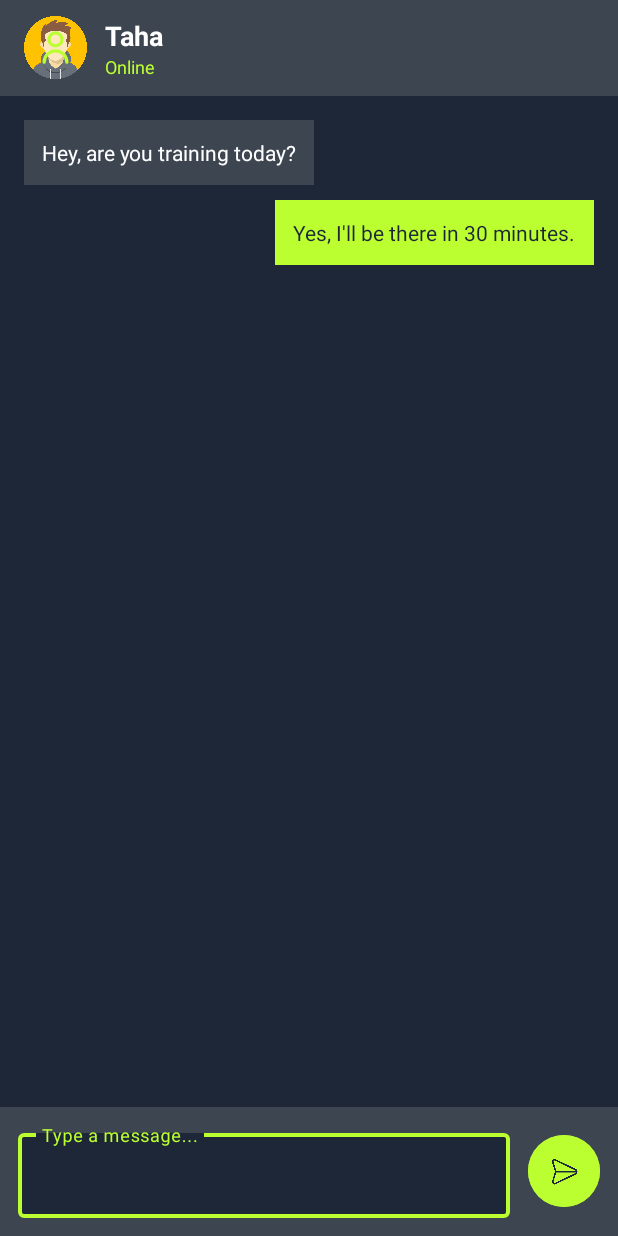
After one commit to m-belefqih/FitHub, an Android app: the layout fragment_chat_detail.xml on its own in the app's theme, with its tools: preview values and no code run, on a phone screen of 412 x 824 dp. The commit adds this screen. Run offline under Robolectric (Android 15) with nearby library versions, the phone set to English and light mode, and no system bars.

Commit message:
Add chat feature items

```diff
--- /dev/null
+++ b/app/src/main/res/layout/fragment_chat_detail.xml
@@ -0,0 +1,165 @@
+<?xml version="1.0" encoding="utf-8"?>
+<LinearLayout xmlns:android="http://schemas.android.com/apk/res/android"
+    xmlns:app="http://schemas.android.com/apk/res-auto"
+    xmlns:tools="http://schemas.android.com/tools"
+    android:layout_width="match_parent"
+    android:layout_height="match_parent"
+    android:orientation="vertical"
+    android:background="@color/black_primary"
+    tools:context=".fragment.ChatFragment">
+
+    <!-- Chat Header -->
+    <!-- Chat Header -->
+    <LinearLayout
+        android:layout_width="match_parent"
+        android:layout_height="64dp"
+        android:paddingHorizontal="16dp"
+        android:gravity="center_vertical"
+        android:orientation="horizontal"
+        android:background="@color/dark_surface_light">
+
+        <!-- Profile Image -->
+        <ImageView
+            android:id="@+id/imgChatUser"
+            android:layout_width="42dp"
+            android:layout_height="42dp"
+            android:src="@drawable/ic_user_24dp"
+            android:background="@drawable/userprofile"
+            android:padding="8dp"
+            android:contentDescription="Chat user photo"
+            app:tint="@color/primary" />
+
+        <!-- Name + Status -->
+        <LinearLayout
+            android:layout_width="wrap_content"
+            android:layout_height="wrap_content"
+            android:orientation="vertical"
+            android:layout_marginStart="12dp">
+
+            <TextView
+                android:id="@+id/tvChatUser"
+                android:layout_width="wrap_content"
+                android:layout_height="wrap_content"
+                android:text="Taha"
+                android:textColor="@color/white"
+                android:textSize="18sp"
+                android:textStyle="bold" />
+
+            <TextView
+                android:id="@+id/tvChatStatus"
+                android:layout_width="wrap_content"
+                android:layout_height="wrap_content"
+                android:text="Online"
+                android:textColor="@color/primary"
+                android:textSize="12sp" />
+        </LinearLayout>
+
+    </LinearLayout>
+
+
+    <!-- Messages Area -->
+    <ScrollView
+        android:id="@+id/chatScroll"
+        android:layout_width="match_parent"
+        android:layout_height="0dp"
+        android:layout_weight="1"
+        android:padding="16dp"
+        android:fillViewport="true">
+
+        <LinearLayout
+            android:id="@+id/chatContainer"
+            android:layout_width="match_parent"
+            android:layout_height="wrap_content"
+            android:orientation="vertical">
+
+            <!-- Incoming message -->
+            <LinearLayout
+                android:layout_width="wrap_content"
+                android:layout_height="wrap_content"
+                android:background="@color/dark_surface_light"
+                android:padding="12dp"
+                android:layout_marginBottom="10dp">
+
+                <TextView
+                    android:layout_width="wrap_content"
+                    android:layout_height="wrap_content"
+                    android:text="Hey, are you training today?"
+                    android:textColor="@color/white"
+                    android:textSize="14sp"
+                    app:cornerRadius="24dp"/>
+            </LinearLayout>
+
+            <!-- Outgoing message -->
+            <LinearLayout
+                android:layout_width="wrap_content"
+                android:layout_height="wrap_content"
+                android:layout_gravity="end"
+                android:background="@color/primary"
+                android:padding="12dp"
+                android:layout_marginBottom="10dp">
+
+                <TextView
+                    android:layout_width="wrap_content"
+                    android:layout_height="wrap_content"
+                    android:text="Yes, I'll be there in 30 minutes."
+                    android:textColor="@color/black_primary"
+                    android:textSize="14sp" />
+            </LinearLayout>
+
+        </LinearLayout>
+    </ScrollView>
+
+    <!-- Message Input Bar -->
+    <LinearLayout
+        android:layout_width="match_parent"
+        android:layout_height="wrap_content"
+        android:padding="12dp"
+        android:orientation="horizontal"
+        android:gravity="center_vertical"
+        android:background="@color/dark_surface_light">
+
+        <com.google.android.material.textfield.TextInputLayout
+            android:layout_width="0dp"
+            android:layout_height="wrap_content"
+            android:layout_weight="1"
+            style="@style/CustomFloatingHint"
+            app:boxBackgroundColor="@color/black_primary"
+            app:boxStrokeColor="@color/primary"
+            app:boxStrokeWidth="2dp"
+            app:boxStrokeWidthFocused="2.5dp">
+
+            <com.google.android.material.textfield.TextInputEditText
+                android:id="@+id/etMessage"
+                android:layout_width="match_parent"
+                android:layout_height="wrap_content"
+                android:hint="Type a message..."
+                android:textColor="@color/white"
+                android:textColorHint="@color/primary"
+                android:inputType="textMultiLine"
+                android:maxLines="4" />
+        </com.google.android.material.textfield.TextInputLayout>
+
+        <com.google.android.material.button.MaterialButton
+            android:id="@+id/btnSend"
+            android:layout_width="48dp"
+            android:layout_height="48dp"
+            android:layout_marginStart="12dp"
+            android:insetLeft="0dp"
+            android:insetRight="0dp"
+            android:insetTop="0dp"
+            android:insetBottom="0dp"
+            android:backgroundTint="@color/primary"
+            app:cornerRadius="24dp"
+        app:icon="@drawable/text"
+        app:iconGravity="textStart"
+        app:iconPadding="0dp"
+        app:iconSize="24dp"
+        app:iconTint="@color/black_primary" />
+
+
+
+
+
+    </LinearLayout>
+
+</LinearLayout>
```
Also changed, not shown: app/src/main/java/com/example/fithub/fragment/ChatFragment.java (+126 -41 lines), app/src/main/res/layout/fragment_chat.xml (+27 -10 lines), app/src/main/res/layout/item_chat_user.xml (added, +34 -0 lines), app/src/main/res/drawable/send.png (added), app/src/main/res/drawable/text.png (added).
